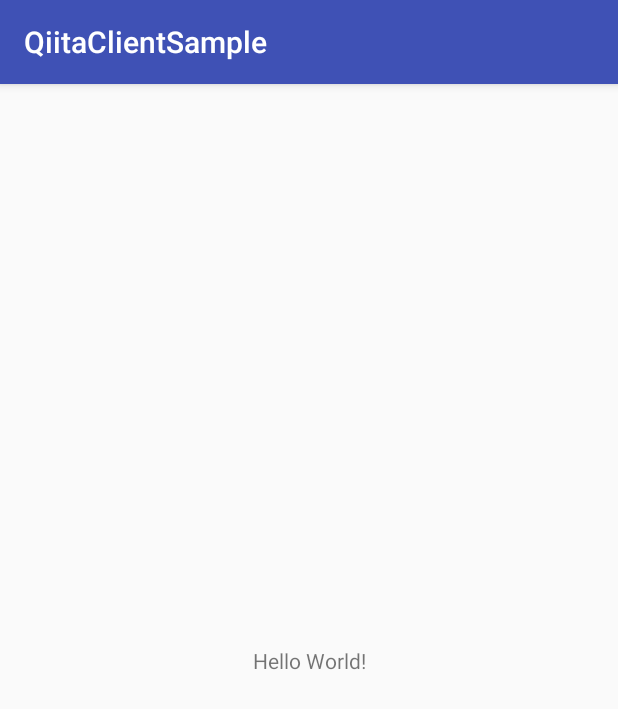
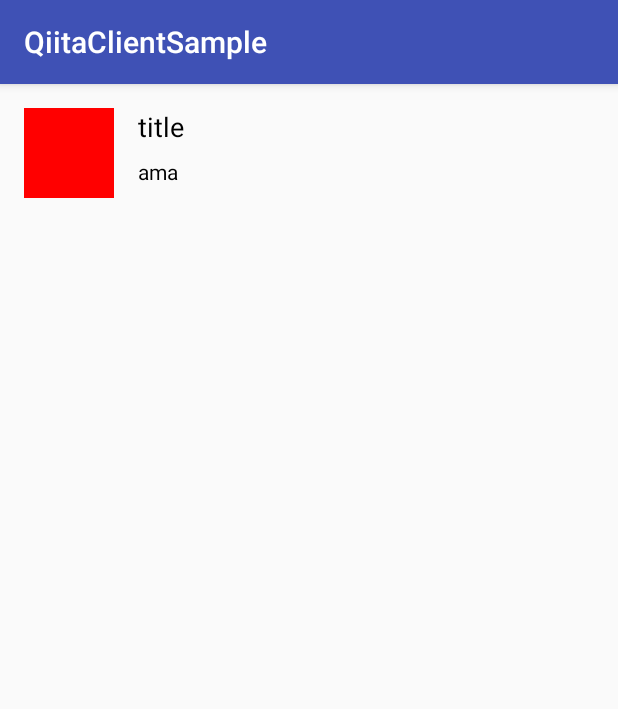
Before and after one commit to akihito-okada/QiitaClientSample, an Android app: the screen it shows after launch (MainActivity), on a phone screen of 412 x 824 dp. Shown: the top 709 px of the screen. Run offline under Robolectric (Android 15) with nearby library versions, the phone set to English and light mode, and no system bars.

Commit message:
Create custom view

```diff
--- a/QiitaClientSample/app/src/main/kotlin/me/young/qiitaclientsample/MainActivity.kt
+++ b/QiitaClientSample/app/src/main/kotlin/me/young/qiitaclientsample/MainActivity.kt
@@ -5,14 +5,20 @@ import android.support.v7.app.AppCompatActivity
 import android.widget.Toast
 import me.young.qiitaclientsample.model.Article
 import me.young.qiitaclientsample.model.User
+import me.young.qiitaclientsample.view.ArticleView
 
 class MainActivity : AppCompatActivity() {
 
     override fun onCreate(savedInstanceState: Bundle?) {
         super.onCreate(savedInstanceState)
+/*
         setContentView(R.layout.activity_main)
-
+*/
+        val articleView = ArticleView(applicationContext)
         val article = Article("123", "title", "http://example.com/xx.html", User("1234", "ama", "http://example.com/image.png"))
         Toast.makeText(this, article.title, Toast.LENGTH_SHORT).show()
+
+        articleView.setArticle(article)
+        setContentView(articleView)
     }
 }
--- /dev/null
+++ b/QiitaClientSample/app/src/main/kotlin/me/young/qiitaclientsample/extensions.kt
@@ -0,0 +1,12 @@
+package me.young.qiitaclientsample
+
+import android.support.annotation.IdRes
+import android.view.View
+
+/**
+ * Created by Akihito on 2017/07/30.
+ */
+
+fun <T : View> View.bindView(@IdRes id: Int): Lazy<T> = lazy {
+    findViewById(id) as T
+}
--- /dev/null
+++ b/QiitaClientSample/app/src/main/kotlin/me/young/qiitaclientsample/view/ArticleView.kt
@@ -0,0 +1,39 @@
+package me.young.qiitaclientsample.view
+
+import android.content.Context
+import android.graphics.Color
+import android.util.AttributeSet
+import android.view.LayoutInflater
+import android.widget.FrameLayout
+import android.widget.ImageView
+import android.widget.TextView
+import me.young.qiitaclientsample.R
+import me.young.qiitaclientsample.bindView
+import me.young.qiitaclientsample.model.Article
+
+/**
+ * Created by Akihito on 2017/07/30.
+ */
+
+class ArticleView : FrameLayout {
+
+    val profileImageView: ImageView by bindView(R.id.profile_image_view)
+    val titleTextView: TextView by bindView(R.id.title_text_view)
+    val userNameTextView: TextView by bindView(R.id.user_name_text_view)
+
+    constructor(context: Context?) : super(context)
+    constructor(context: Context?, attrs: AttributeSet?) : super(context, attrs)
+    constructor(context: Context?, attrs: AttributeSet?, defStyleAttr: Int) : super(context, attrs, defStyleAttr)
+    constructor(context: Context?, attrs: AttributeSet?, defStyleAttr: Int, defStyleRes: Int) : super(context, attrs, defStyleAttr, defStyleRes)
+
+    init {
+        LayoutInflater.from(context).inflate(R.layout.view_article, this)
+    }
+
+    fun setArticle(artcle: Article) {
+        titleTextView.text = artcle.title;
+        userNameTextView.text = artcle.user.name
+        profileImageView.setBackgroundColor(Color.RED)
+
+    }
+}
--- /dev/null
+++ b/QiitaClientSample/app/src/main/res/layout/view_article.xml
@@ -0,0 +1,38 @@
+<?xml version="1.0" encoding="utf-8"?>
+<RelativeLayout xmlns:android="http://schemas.android.com/apk/res/android"
+    xmlns:tools="http://schemas.android.com/tools"
+    android:layout_width="match_parent"
+    android:layout_height="wrap_content"
+    android:orientation="vertical"
+    android:padding="16dp">
+
+    <ImageView
+        android:id="@+id/profile_image_view"
+        android:layout_width="60dp"
+        android:layout_height="60dp"
+        android:layout_centerVertical="true"
+        tools:background="#f00" />
+
+    <TextView
+        android:id="@+id/title_text_view"
+        android:layout_width="wrap_content"
+        android:layout_height="wrap_content"
+        android:layout_marginStart="16dp"
+        android:layout_toEndOf="@id/profile_image_view"
+        android:ellipsize="end"
+        android:maxLines="2"
+        android:textColor="@android:color/black"
+        android:textSize="18sp"
+        tools:text="記事のタイトル" />
+
+    <TextView
+        android:id="@+id/user_name_text_view"
+        android:layout_width="wrap_content"
+        android:layout_height="wrap_content"
+        android:layout_alignStart="@id/title_text_view"
+        android:layout_below="@id/title_text_view"
+        android:layout_marginTop="8dp"
+        android:textColor="@android:color/black"
+        android:textSize="14sp"
+        tools:text="ユーザの名前" />
+</RelativeLayout>
```
Also changed, not shown: QiitaClientSample/app/src/main/res/layout/activity_article.xml (added, +16 -0 lines), QiitaClientSample/app/src/main/res/layout/activity_main.xml (+37 -12 lines).
